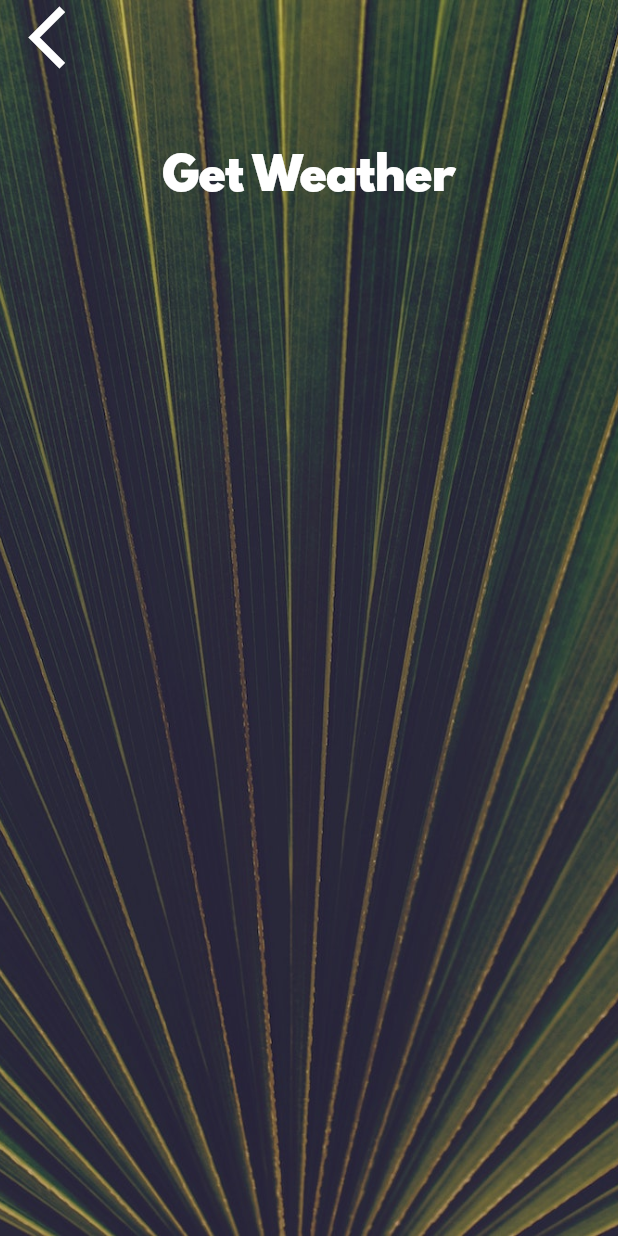
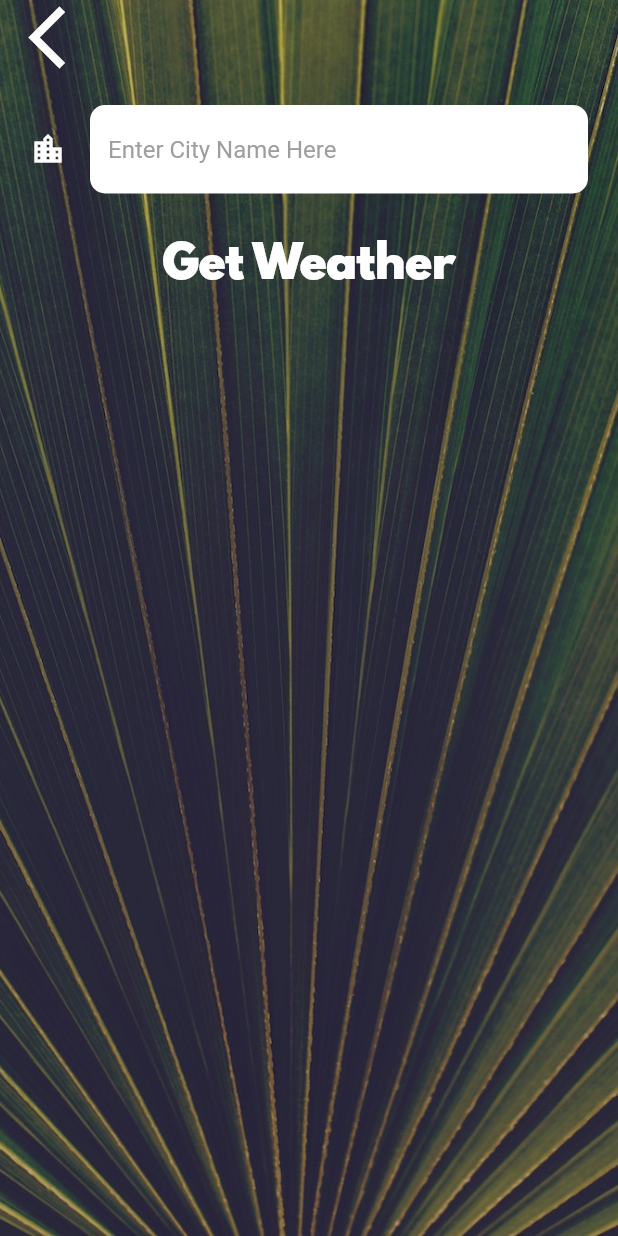
Before and after one commit to Tarlochan5268/ClimaFlutterApp, a Flutter app: the CityScreen screen opened directly, on a phone screen of 412 x 824 dp. Run offline on Flutter 3.47's test engine with Material 2 defaults, Android fonts, the phone set to English and light mode, and no system bars; our stand-ins replace flutter_spinkit, geolocator; network calls fail.

Commit message:
Clima Completed

```diff
--- a/lib/screens/city_screen.dart
+++ b/lib/screens/city_screen.dart
@@ -1,5 +1,6 @@
+import 'package:clima/utilities/constants.dart';
+import 'package:flutter/cupertino.dart';
 import 'package:flutter/material.dart';
-import 'package:clima/utilities/constants.dart';
 
 class CityScreen extends StatefulWidget {
   @override
@@ -7,6 +8,7 @@ class CityScreen extends StatefulWidget {
 }
 
 class _CityScreenState extends State<CityScreen> {
+  String cityName;
   @override
   Widget build(BuildContext context) {
     return Scaffold(
@@ -33,10 +35,21 @@ class _CityScreenState extends State<CityScreen> {
               ),
               Container(
                 padding: EdgeInsets.all(20.0),
-                child: null,
+                child: TextField(
+                  style: TextStyle(
+                    color: Colors.black,
+                  ),
+                  decoration: kTextFieldInputDecoration,
+                  onChanged: (value) {
+                    cityName = value;
+                    print("value -> $value");
+                  },
+                ),
               ),
               FlatButton(
-                onPressed: () {},
+                onPressed: () {
+                  Navigator.pop(context, cityName);
+                },
                 child: Text(
                   'Get Weather',
                   style: kButtonTextStyle,
--- a/lib/services/location.dart
+++ b/lib/services/location.dart
@@ -1,13 +1,13 @@
 import 'package:geolocator/geolocator.dart';
 
-class location {
+class Location {
   double latitude;
   double longitude;
 
   Future<void> getCurrentLocation() async {
     try {
       Position position = await Geolocator()
-          .getCurrentPosition(desiredAccuracy: LocationAccuracy.low);
+          .getCurrentPosition(desiredAccuracy: LocationAccuracy.best);
       latitude = position.latitude;
       longitude = position.longitude;
     } catch (e) {
--- a/lib/utilities/constants.dart
+++ b/lib/utilities/constants.dart
@@ -18,3 +18,19 @@ const kButtonTextStyle = TextStyle(
 const kConditionTextStyle = TextStyle(
   fontSize: 100.0,
 );
+
+const kTextFieldInputDecoration = InputDecoration(
+  filled: true,
+  hintText: "Enter City Name Here",
+  hintStyle: TextStyle(color: Colors.grey),
+  border: OutlineInputBorder(
+      borderRadius: BorderRadius.all(
+        Radius.circular(10),
+      ),
+      borderSide: BorderSide.none),
+  fillColor: Colors.white,
+  icon: Icon(
+    Icons.location_city,
+    color: Colors.white,
+  ),
+);
--- a/pubspec.yaml
+++ b/pubspec.yaml
@@ -13,6 +13,7 @@ dependencies:
   cupertino_icons: ^0.1.2
   geolocator: ^5.3.2+2
   http: ^0.12.2
+  flutter_spinkit: "^4.1.2"
 
 dev_dependencies:
   flutter_test:
```
Also changed, not shown: lib/screens/loading_screen.dart (+25 -25 lines), lib/screens/location_screen.dart (+61 -6 lines), lib/services/networking.dart (+21 -0 lines), lib/services/weather.dart (+25 -0 lines), pubspec.lock, 4 other files.
